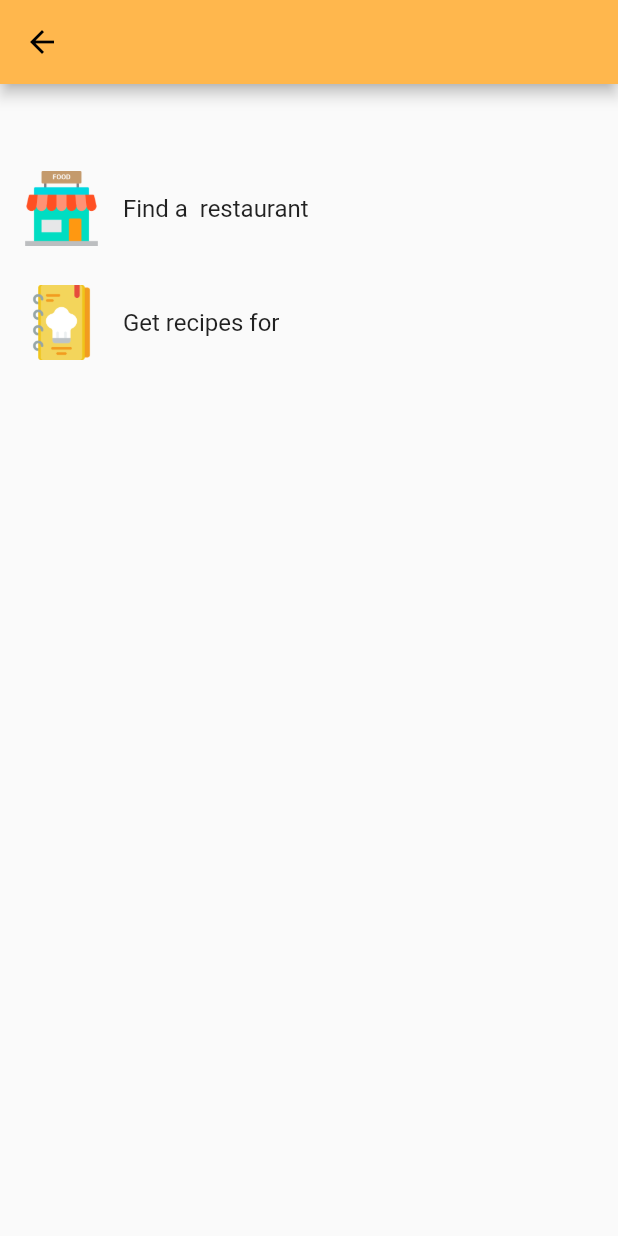
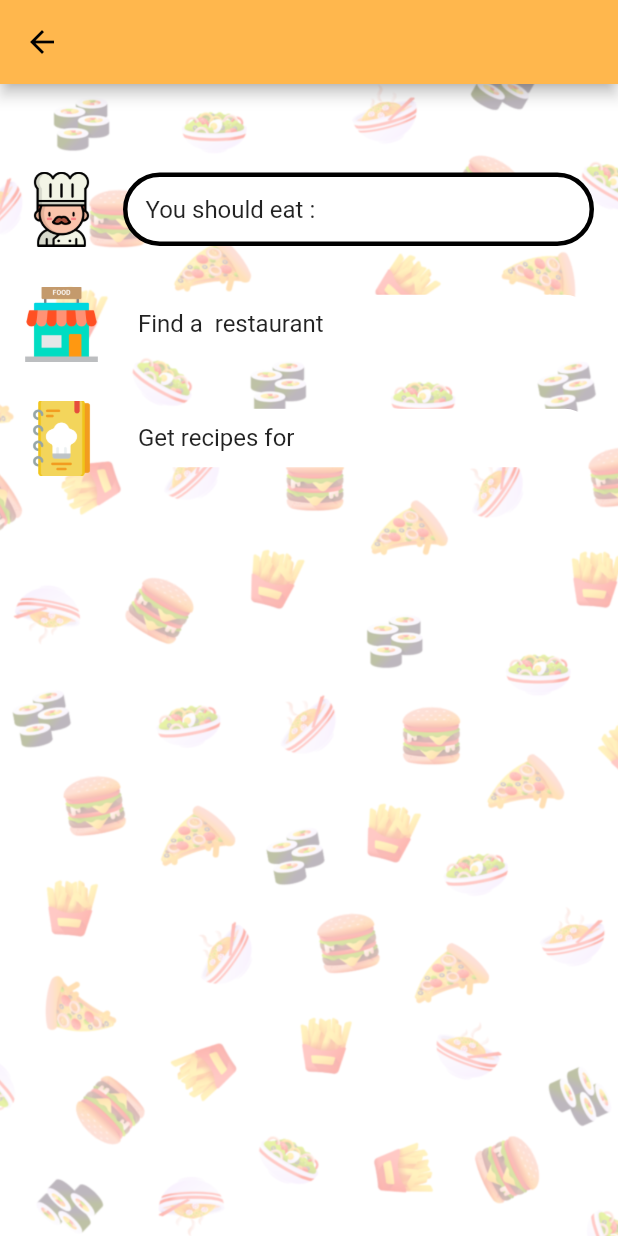
Before and after one commit to Shinbly/Project-Food, a Flutter app: the Result screen opened directly with empty values, on a phone screen of 412 x 824 dp. Run offline on Flutter 3.47's test engine with Material 2 defaults, Android fonts, the phone set to English and light mode, and no system bars; our stand-ins replace carousel_slider, cloud_firestore, firebase_core, firebase_storage, image_picker, permission_handler and 1 more; missing offline and left inert: sklite; accounts and stored records are empty; project files that could hold a hidden picture were left out.

Commit message:
background result

```diff
--- a/what_eat/lib/Result.dart
+++ b/what_eat/lib/Result.dart
@@ -203,7 +203,17 @@ class _ResultState extends State<Result> {
         centerTitle: true,
         title: Text(widget.result),
       ),
-      body: SingleChildScrollView(
+      body: Stack(
+        children: <Widget>[
+          Container(
+            decoration: BoxDecoration(
+                image: DecorationImage(
+                    image: AssetImage("assets/background.png"),
+                    fit: BoxFit.cover
+                )
+            ),
+          ),
+          SingleChildScrollView(
             child:
             FutureBuilder(
               future: Future.value(getDoc()),
@@ -266,8 +276,37 @@ class _ResultState extends State<Result> {
                                   Container(
                                     margin: EdgeInsets.only(top: 20),
                                     child: ListTile(
-                                    title: Text(
+                                        title: Container(
+                                          decoration: BoxDecoration(
+                                              color: Colors.white,
+                                              borderRadius: BorderRadius.all(Radius.circular(100.0)),
+                                              border: Border.all(
+                                                  width: 3
+                                              )
+                                          ),
+                                          child: Padding(
+                                            padding: const EdgeInsets.all(12.0),
+                                            child: Text(
+                                                "You should eat : ${foodData["label"]}"),
+                                          ),
+                                        ),
+                                        leading: Image.asset("assets/chef.png", width: 50, height: 100,),
+                                    ),
+                                  ),
+                                  Container(
+                                    margin: EdgeInsets.only(top: 20),
+                                    child: ListTile(
+                                        title: Container(
+                                          decoration: BoxDecoration(
+                                              color: Colors.white,
+                                              borderRadius: BorderRadius.all(Radius.circular(100.0)),
+                                          ),
+                                          child: Padding(
+                                            padding: const EdgeInsets.all(10.0),
+                                            child: Text(
                                                 "Find a ${foodData["label"]} restaurant"),
+                                          ),
+                                        ),
                                         leading: Image.asset("assets/restaurant.png", width: 50, height: 50,),
                                         onTap: () {
                                           String googleUrl = 'https://www.google.com/maps/search/?api=1&query=${foodData["label"]}';
@@ -277,8 +316,17 @@ class _ResultState extends State<Result> {
                                   Container(
                                     margin: EdgeInsets.only(top: 20),
                                     child: ListTile(
-                                    title: Text(
+                                        title: Container(
+                                          decoration: BoxDecoration(
+                                            color: Colors.white,
+                                            borderRadius: BorderRadius.all(Radius.circular(100.0)),
+                                          ),
+                                          child: Padding(
+                                            padding: const EdgeInsets.all(10.0),
+                                            child: Text(
                                                 "Get recipes for ${foodData["label"]}"),
+                                          ),
+                                        ),
                                         leading: Image.asset("assets/recipe-book.png", width: 50, height: 50,), //Icon(Icons.receipt),
                                         onTap: () {
                                           //Spoonacular.searchFood(foodData["label"]);
@@ -312,6 +360,8 @@ class _ResultState extends State<Result> {
               },
             ),
           ),
+        ]
+      ),
     );
   }
 }
```
Lines whose indentation alone changed are shown as unchanged.
